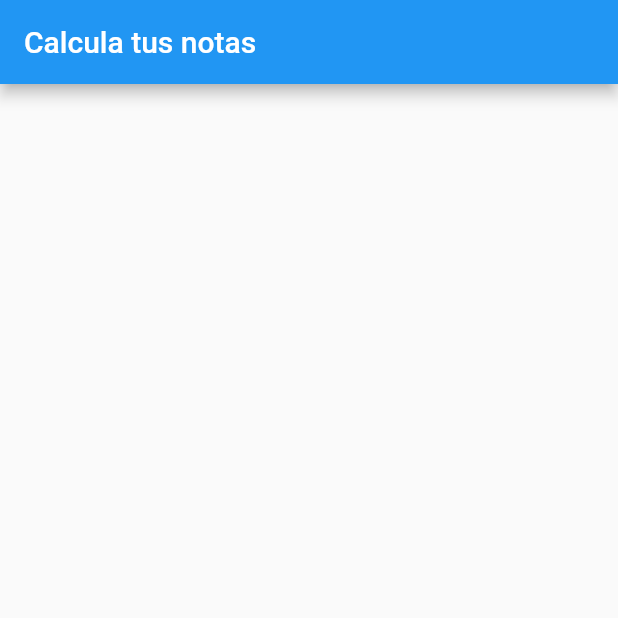
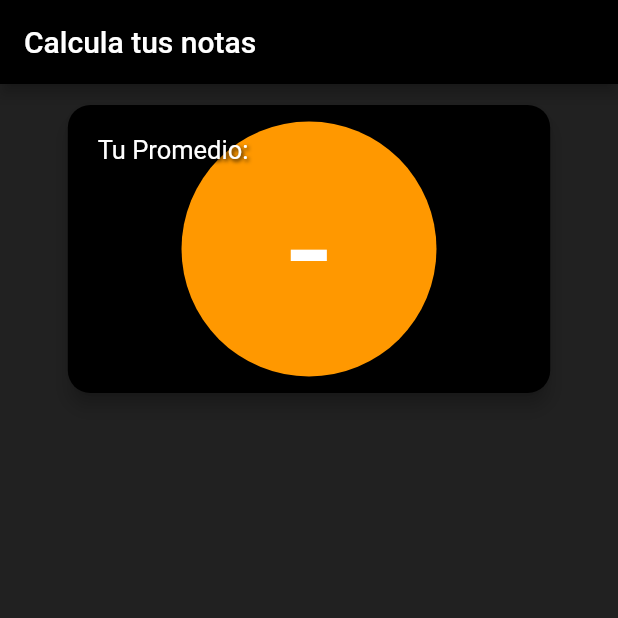
Before and after one commit to Walaleitor/calcular_notas, a Flutter app: the screen it shows after launch, on a phone screen of 412 x 824 dp, the top half of it. Run offline on Flutter 3.47's test engine with Material 2 defaults, Android fonts, the phone set to English and light mode, and no system bars.

Commit message:
Add: card nota final

```diff
--- a/lib/ui/calcular_notas.dart
+++ b/lib/ui/calcular_notas.dart
@@ -1,4 +1,5 @@
 import 'package:flutter/material.dart';
+import './widgets/nota_final.dart';
 
 class CalcularNotas extends StatefulWidget {
   @override
@@ -10,11 +11,29 @@ class _CalcularNotasState extends State<CalcularNotas> {
   Widget build(BuildContext context) {
     return Scaffold(
       appBar: AppBar(
+        backgroundColor: Colors.black,
         title: Text('Calcula tus notas'),
       ),
-      body: Scaffold(
+      body: Container(
+          height: MediaQuery.of(context).size.height,
+          width: MediaQuery.of(context).size.width,
+          decoration: BoxDecoration(color: Colors.black87),
+          child: Stack(
+            children: <Widget>[
+              Container(
+                alignment: Alignment(0, -1),
+                child: NotaFinal(),
+              ),
+              ListView(
+                children: <Widget>[
+                  Container(
+                    margin: EdgeInsets.only(top: 220),
 
-      ),
+                  )
+                ],
+              )
+            ],
+          )),
     );
   }
 }
--- /dev/null
+++ b/lib/ui/widgets/nota_final.dart
@@ -0,0 +1,60 @@
+import 'package:flutter/material.dart';
+
+class NotaFinal extends StatelessWidget{
+  @override
+  Widget build(BuildContext context) {
+
+    return Container(
+                  margin: EdgeInsets.only(top: 10.0),
+                  height: 200.0,
+                  width: MediaQuery.of(context).size.width * 0.8,
+                  child: Card(
+                    elevation: 5.0,
+                    color: Colors.black,
+                    shape: RoundedRectangleBorder(
+                      borderRadius: BorderRadius.circular(15.0),
+                    ),
+                    child: Stack(
+                      children: <Widget>[
+                        Center(
+                          child: Container(
+                            width: 170.0,
+                            height: 170.0,
+                            decoration: new BoxDecoration(
+                              color: Colors.orange,
+                              shape: BoxShape.circle,
+                            ),
+                          ),
+                        ),
+                        Positioned(
+                          top: 20.0,
+                          left: 20.0,
+                          child: Text(
+                            "Tu Promedio: ",
+                            style: TextStyle(
+                                color: Colors.white,
+                                fontSize: 17.0,
+                                shadows: <Shadow>[
+                                  Shadow(
+                                    offset: Offset(1.0, 1.0),
+                                    blurRadius: 3.0,
+                                    color: Colors.black,
+                                  ),
+                                ]),
+                          ),
+                        ),
+                        Center(
+                          child: Text(
+                            " - ",
+                            style:
+                                TextStyle(color: Colors.white, fontSize: 100.0),
+                          ),
+                        )
+                      ],
+                    ),
+                  ),
+                );
+  }
+
+
+}
```
